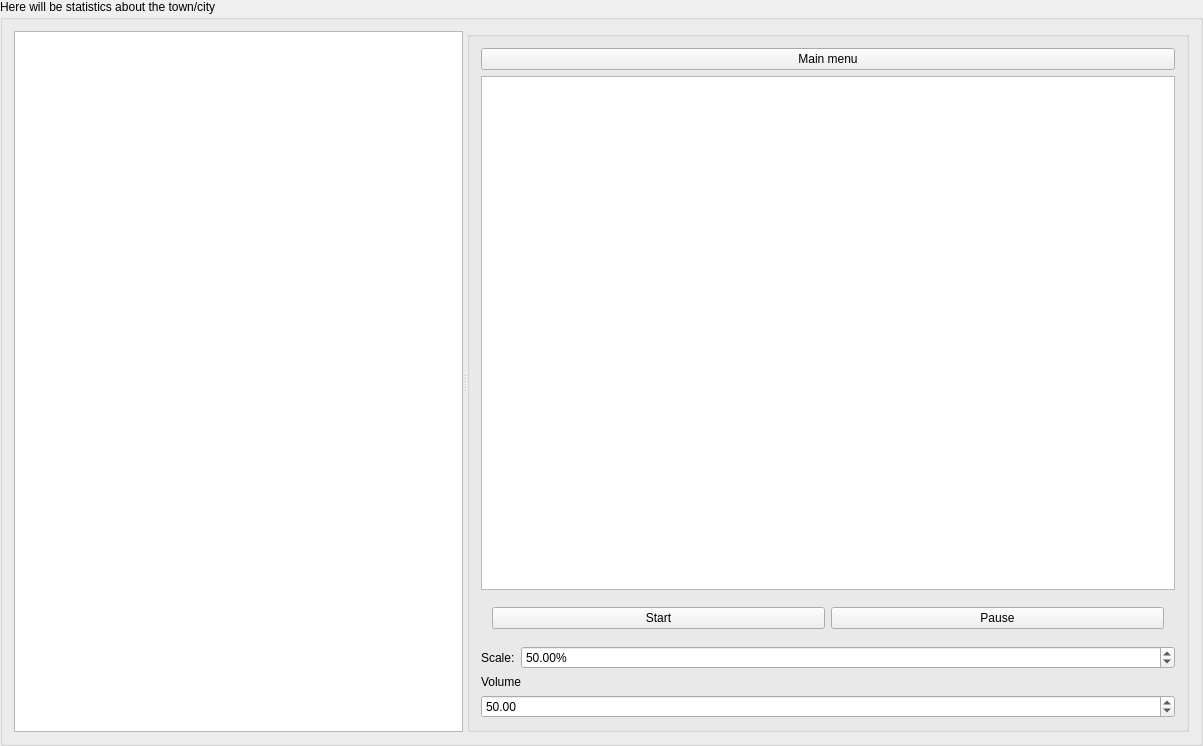
The window that src/mainwindow.ui (kokhnovich/PaperTown) describes before a commit, drawn with Qt 5.
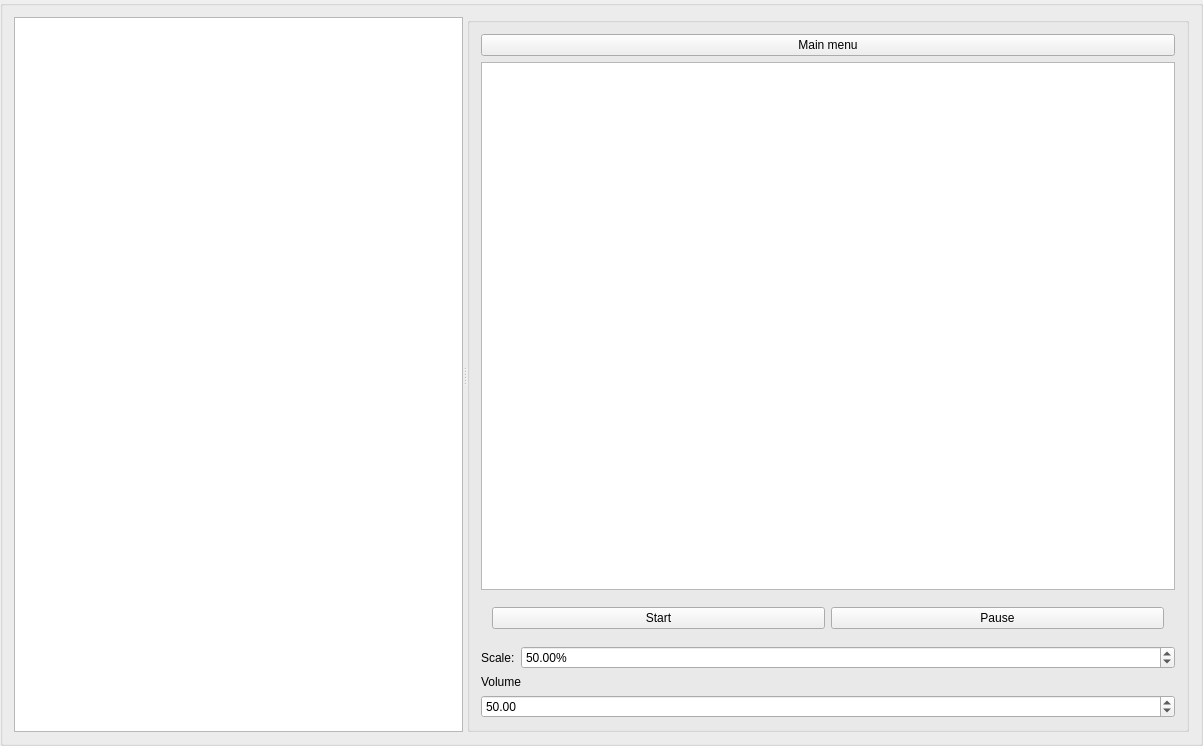
The same window after the commit. Icons and pictures are not drawn. Custom widgets are drawn as their Qt base class.

```diff
--- a/src/mainwindow.ui
+++ b/src/mainwindow.ui
@@ -34,19 +34,6 @@
     <property name="bottomMargin">
      <number>0</number>
     </property>
-    <item>
-     <widget class="QLabel" name="label">
-      <property name="sizePolicy">
-       <sizepolicy hsizetype="Preferred" vsizetype="Maximum">
-        <horstretch>0</horstretch>
-        <verstretch>0</verstretch>
-       </sizepolicy>
-      </property>
-      <property name="text">
-       <string>Here will be statistics about the town/city</string>
-      </property>
-     </widget>
-    </item>
     <item>
      <widget class="GameIndicatorView" name="indicators" native="true">
       <property name="sizePolicy">
```
